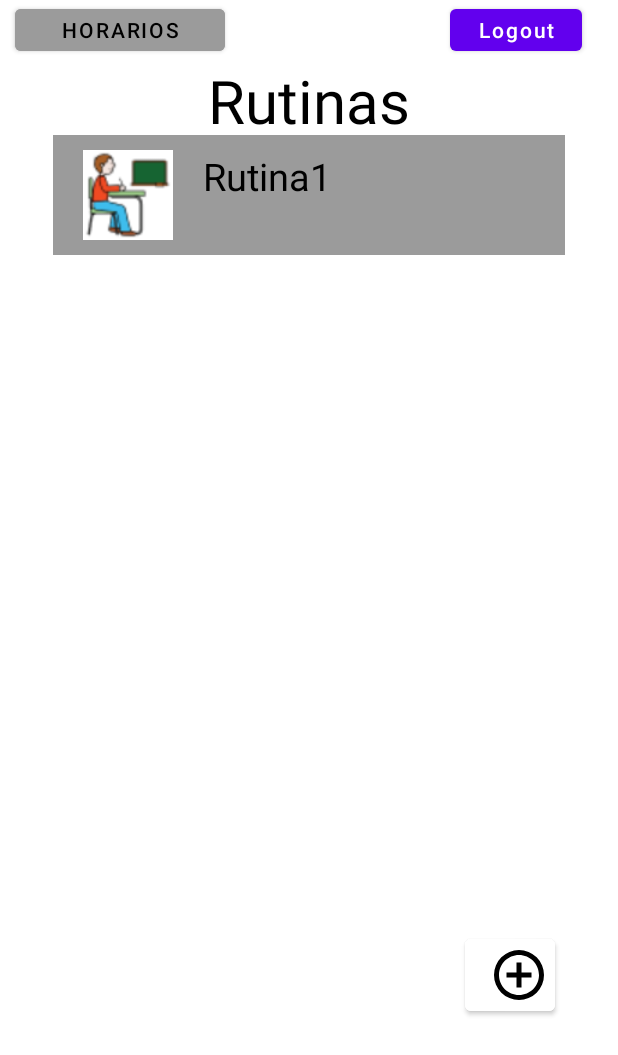
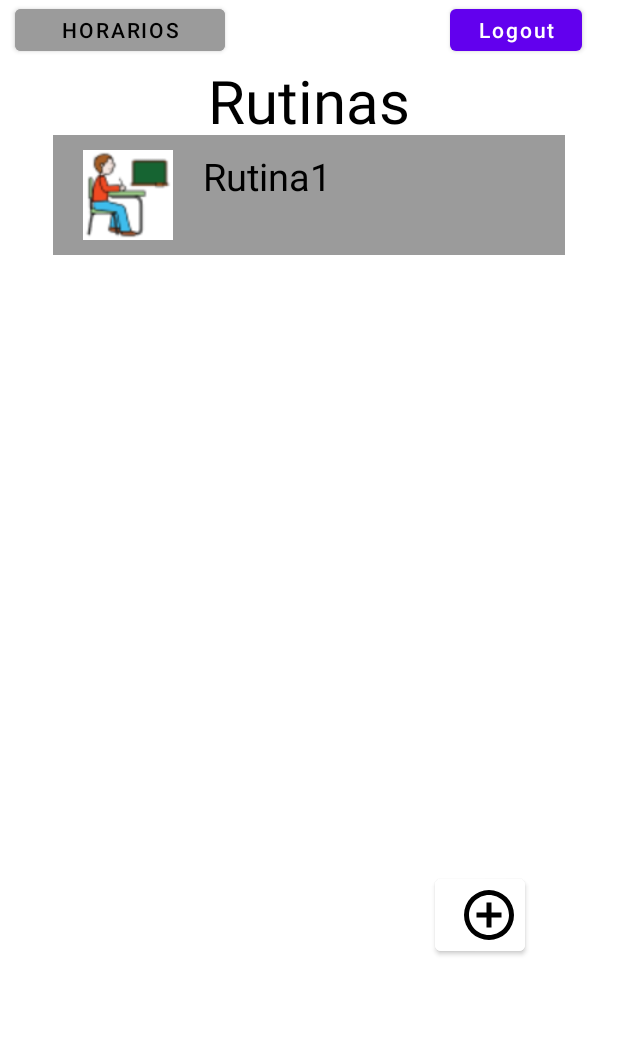
Before and after one commit to jlrojo31/PictoRutinas, an Android app: the HomeActivity screen opened directly, with no data from a screen before it, after a tap on an icon or button, on a phone screen of 412 x 824 dp. Shown: the top 1055 px of the screen. Run offline under Robolectric (Android 15) with nearby library versions, the phone set to English and light mode, and no system bars; our stand-ins replace Firebase (no records; nobody signed in at launch, a user with empty details on screens opened directly).

Commit message:
retocar pantalla rutinas

```diff
--- a/app/src/main/res/layout/activity_home.xml
+++ b/app/src/main/res/layout/activity_home.xml
@@ -23,7 +23,7 @@
     <ListView
         android:id="@+id/lista"
         android:layout_marginTop="90dp"
-        android:layout_height="530dp"
+        android:layout_height="490dp"
         android:layout_width="match_parent"
         android:layout_marginLeft="35dp"
         android:layout_marginRight="35dp"
@@ -37,7 +37,7 @@
         android:layout_width="60dp"
         android:layout_height="wrap_content"
         android:layout_below="@id/lista"
-        android:layout_marginLeft="310dp"
+        android:layout_marginLeft="290dp"
         android:drawableLeft="@drawable/plus_circle_outline"
         android:backgroundTint="@color/cardview_light_background"/>
 
```
